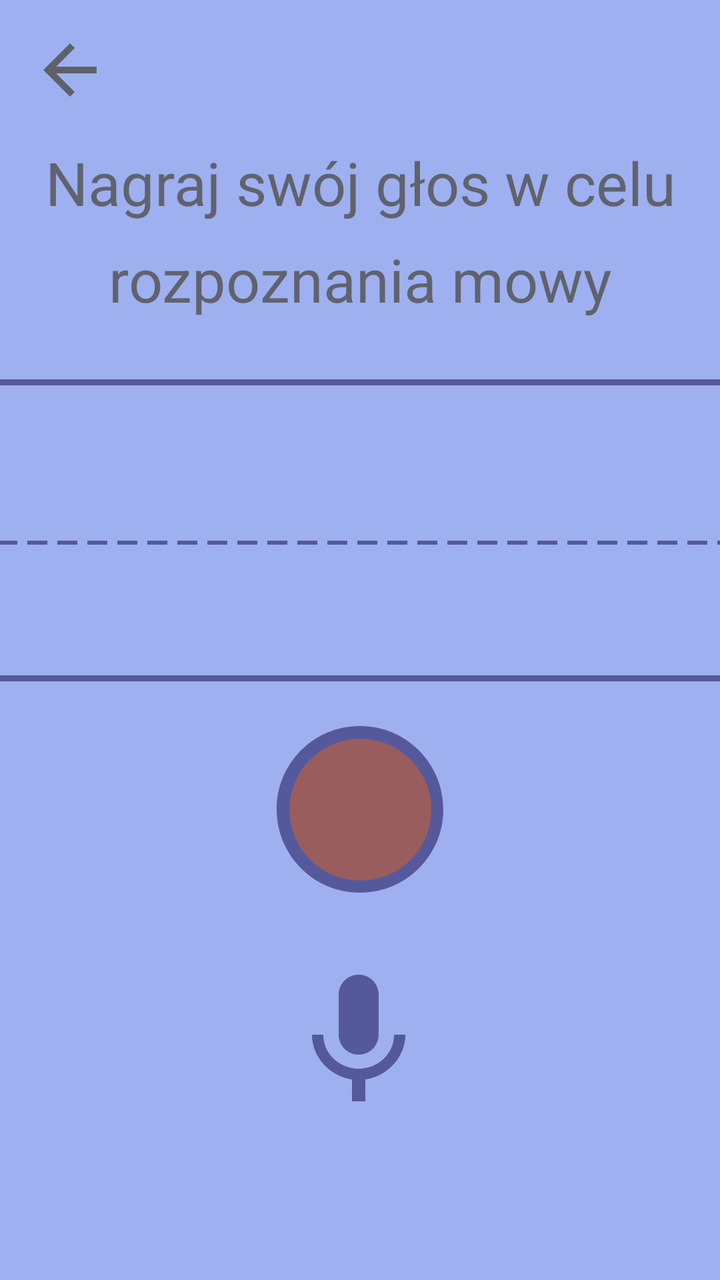
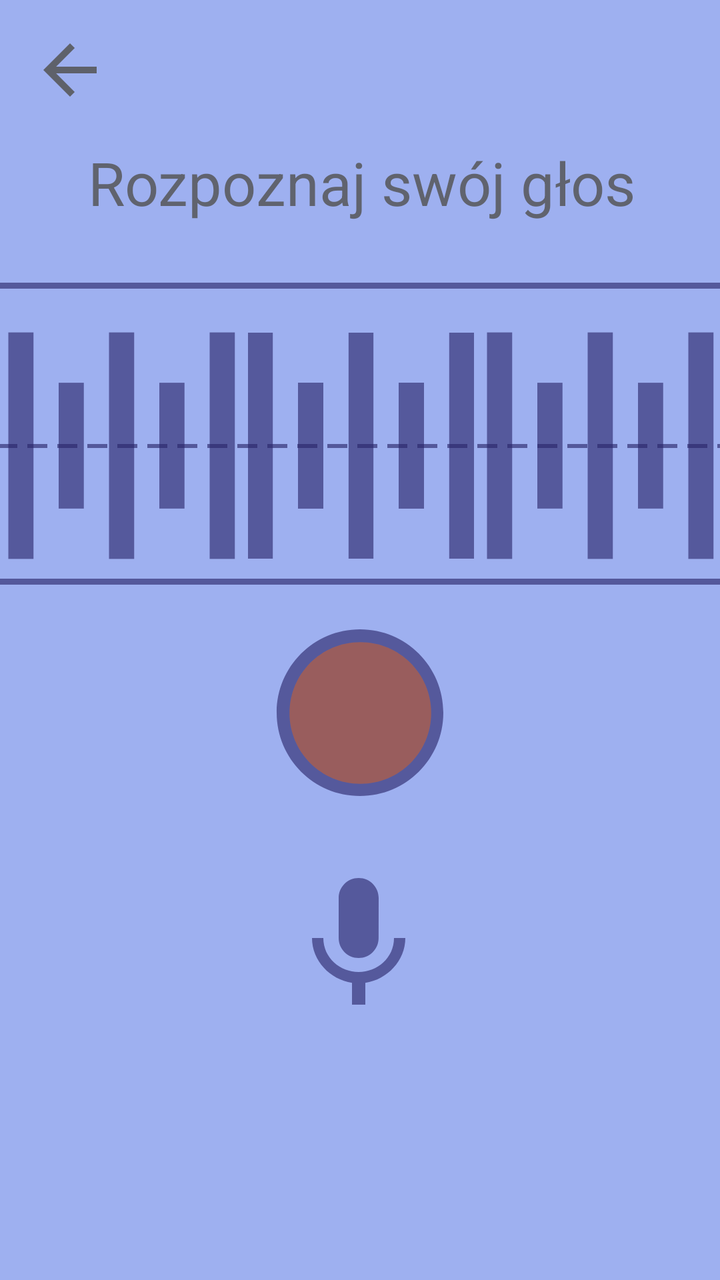

Screens rendered from an Android XML layout before and after an edit, with the pre-edit source and the edit as a unified diff.
<!-- AndroidManifest.xml: application theme Theme.TiredTalker -->
<!-- res/layout/fragment_nagrywanie.xml -->
<?xml version="1.0" encoding="utf-8"?>
<androidx.constraintlayout.widget.ConstraintLayout xmlns:android="http://schemas.android.com/apk/res/android"
    xmlns:app="http://schemas.android.com/apk/res-auto"
    android:layout_width="match_parent"
    android:layout_height="match_parent"
    xmlns:tools="http://schemas.android.com/tools"
    android:background="@color/light_blue">

    
    <ImageButton
        android:id="@+id/backButton"
        android:layout_width="40dp"
        android:layout_height="40dp"
        android:background="@drawable/arrow_back"
        app:layout_constraintTop_toTopOf="parent"
        app:layout_constraintStart_toStartOf="parent"
        android:layout_margin="15dp" />

    

    

    <TextView
        android:id="@+id/titleText"
        android:layout_width="wrap_content"
        android:layout_height="wrap_content"
        android:layout_marginTop="16dp"
        android:text="Nagraj swój głos w celu"
        android:textColor="@color/brown"
        android:textSize="30sp"
        app:layout_constraintEnd_toEndOf="parent"
        app:layout_constraintHorizontal_bias="0.508"
        app:layout_constraintStart_toStartOf="parent"
        app:layout_constraintTop_toBottomOf="@id/backButton" />

    <TextView
        android:id="@+id/descriptionText"
        android:layout_width="wrap_content"
        android:layout_height="wrap_content"
        android:text="rozpoznania mowy"
        android:textColor="@color/brown"
        android:textSize="30sp"
        app:layout_constraintTop_toBottomOf="@id/titleText"
        app:layout_constraintStart_toStartOf="parent"
        app:layout_constraintEnd_toEndOf="parent"
        android:layout_marginTop="8dp" />

    
    <ImageView
        android:id="@+id/rectangleImage"
        android:layout_width="387dp"
        android:layout_height="151dp"
        android:src="@drawable/thin_square"
        app:layout_constraintTop_toBottomOf="@id/descriptionText"
        app:layout_constraintStart_toStartOf="parent"
        app:layout_constraintEnd_toEndOf="parent"
        android:layout_marginTop="30dp"
        tools:layout_editor_absoluteY="246dp"/>

    
    <ImageView
        android:id="@+id/lineImage"
        android:layout_width="366dp"
        android:layout_height="120dp"
        android:src="@drawable/dashed_line"
        app:layout_constraintTop_toTopOf="@id/rectangleImage"
        app:layout_constraintStart_toStartOf="@id/rectangleImage"
        app:layout_constraintEnd_toEndOf="@id/rectangleImage"
        app:layout_constraintBottom_toBottomOf="@id/rectangleImage"
        android:layout_marginTop="12dp" />

    
    <ImageView

        android:id="@+id/circleImage"
        android:layout_width="100dp"
        android:layout_height="200dp"
        android:src="@drawable/empty_circle"
        app:layout_constraintTop_toBottomOf="@id/descriptionText"
        app:layout_constraintStart_toStartOf="parent"
        app:layout_constraintEnd_toEndOf="parent"
        android:layout_marginTop="145dp" />

    
    <ImageButton

        android:id="@+id/nagrywanie_btn"
        android:layout_width="85dp"
        android:layout_height="85dp"
        android:background="@drawable/redcircle"
        app:layout_constraintTop_toTopOf="@id/circleImage"
        app:layout_constraintBottom_toBottomOf="@id/circleImage"
        app:layout_constraintStart_toStartOf="@id/circleImage"
        app:layout_constraintEnd_toEndOf="@id/circleImage" />

    
    <ImageView
        android:id="@+id/bottomImage"
        android:layout_width="80dp"
        android:layout_height="100dp"
        android:layout_marginTop="20dp"
        android:src="@drawable/microphone"
        app:layout_constraintEnd_toEndOf="parent"
        app:layout_constraintHorizontal_bias="0.498"
        app:layout_constraintStart_toStartOf="parent"
        app:layout_constraintTop_toBottomOf="@id/nagrywanie_btn" />

</androidx.constraintlayout.widget.ConstraintLayout>
<!-- resources referenced by this layout -->
<resources>
  <color name="brown">#99373017</color>
  <color name="light_blue">#9EB0F0</color>
  <!-- drawable arrow_back (drawable) -->
  <vector xmlns:android="http://schemas.android.com/apk/res/android"
      android:alpha="0.62"
      android:autoMirrored="true"
      android:height="35dp"
      android:tint="#373017"
      android:viewportHeight="24"
      android:viewportWidth="24"
      android:width="35dp">
        
      <path
          android:fillColor="@android:color/white"
          android:pathData="M20,11H7.83l5.59,-5.59L12,4l-8,8 8,8 1.41,-1.41L7.83,13H20v-2z"/>
      
  </vector>
  <!-- drawable dashed_line (drawable) -->
  <?xml version="1.0" encoding="utf-8"?>
  <shape xmlns:android="http://schemas.android.com/apk/res/android"
      android:shape="line">
      <stroke
          android:width="2dp"
          android:color="@color/darkest_blue"
          android:dashWidth="10dp"
          android:dashGap="5dp"/>
  </shape>
  <!-- drawable empty_circle (drawable) -->
  <vector
      android:alpha="0.62"
      android:height="40dp"
      android:width="40dp"
      android:tint="#282368"
      android:viewportHeight="24"
      android:viewportWidth="24"
  
      xmlns:android="http://schemas.android.com/apk/res/android">
      <path
          android:fillColor="@android:color/white"
          android:pathData="M12,2C6.47,2 2,6.47 2,12c0,5.53 4.47,10 10,10s10,-4.47 10,-10C22,6.47 17.53,2 12,2zM12,20c-4.42,0 -8,-3.58 -8,-8c0,-4.42 3.58,-8 8,-8s8,3.58 8,8C20,16.42 16.42,20 12,20z"/>
  </vector>
  <!-- drawable redcircle (drawable) -->
  <vector
      android:height="35dp"
      android:width="35dp"
      android:tint="#995D5D"
      android:viewportHeight="24"
      android:viewportWidth="24"
      xmlns:android="http://schemas.android.com/apk/res/android">
      <path
          android:fillColor="@android:color/white"
          android:pathData="M12,2C6.47,2 2,6.47 2,12s4.47,10 10,10 10,-4.47 10,-10S17.53,2 12,2z"/>
  </vector>
  <!-- drawable thin_square (drawable) -->
  <?xml version="1.0" encoding="utf-8"?>
  <shape
  
      xmlns:android="http://schemas.android.com/apk/res/android">
      
      
      
      <solid
          android:color="@android:color/transparent"/>
      <stroke
          android:width="3dp"
          android:color="@color/darkest_blue"/>
      <corners android:radius="0dp"/>
  </shape>
  <style name="Theme.TiredTalker" parent="Theme.MaterialComponents.DayNight.DarkActionBar">
          
          <item name="colorPrimary">@color/purple_500</item>
          <item name="colorPrimaryVariant">@color/purple_700</item>
          <item name="colorOnPrimary">@color/white</item>
          
          <item name="colorSecondary">@color/teal_200</item>
          <item name="colorSecondaryVariant">@color/teal_700</item>
          <item name="colorOnSecondary">@color/black</item>
          
          <item name="android:statusBarColor">?attr/colorPrimaryVariant</item>
          
      </style>
  <color name="darkest_blue">#9E282368</color>
  <color name="purple_500">#FF6200EE</color>
  <color name="purple_700">#FF3700B3</color>
  <color name="white">#FFFFFFFF</color>
  <color name="teal_200">#FF03DAC5</color>
  <color name="teal_700">#FF018786</color>
  <color name="black">#FF000000</color>
  <!-- unchanged entries left out for length: 1 -->
</resources>

<!-- the commit's change to res/layout/fragment_nagrywanie.xml (unified diff, before → after) -->
@@ -17,15 +17,12 @@
         android:layout_margin="15dp" />
 
     
-
-    
-
     <TextView
         android:id="@+id/titleText"
         android:layout_width="wrap_content"
         android:layout_height="wrap_content"
         android:layout_marginTop="16dp"
-        android:text="Nagraj swój głos w celu"
+        android:text="Rozpoznaj swój głos"
         android:textColor="@color/brown"
         android:textSize="30sp"
         app:layout_constraintEnd_toEndOf="parent"
@@ -33,17 +30,6 @@
         app:layout_constraintStart_toStartOf="parent"
         app:layout_constraintTop_toBottomOf="@id/backButton" />
 
-    <TextView
-        android:id="@+id/descriptionText"
-        android:layout_width="wrap_content"
-        android:layout_height="wrap_content"
-        android:text="rozpoznania mowy"
-        android:textColor="@color/brown"
-        android:textSize="30sp"
-        app:layout_constraintTop_toBottomOf="@id/titleText"
-        app:layout_constraintStart_toStartOf="parent"
-        app:layout_constraintEnd_toEndOf="parent"
-        android:layout_marginTop="8dp" />
 
     
     <ImageView
@@ -51,7 +37,7 @@
         android:layout_width="387dp"
         android:layout_height="151dp"
         android:src="@drawable/thin_square"
-        app:layout_constraintTop_toBottomOf="@id/descriptionText"
+        app:layout_constraintTop_toBottomOf="@id/titleText"
         app:layout_constraintStart_toStartOf="parent"
         app:layout_constraintEnd_toEndOf="parent"
         android:layout_marginTop="30dp"
@@ -70,13 +56,55 @@
         android:layout_marginTop="12dp" />
 
     
+
+    
+
+    
+
+
+    <ImageView
+        android:id="@+id/sound1"
+        android:layout_width="387dp"
+        android:layout_height="151dp"
+        android:layout_marginTop="12dp"
+        android:rotation="90"
+        android:src="@drawable/sound"
+        app:layout_constraintBottom_toBottomOf="@id/rectangleImage"
+        app:layout_constraintStart_toStartOf="@id/rectangleImage"
+        app:layout_constraintTop_toTopOf="@id/rectangleImage"
+        android:layout_marginStart="-120dp"/>
+
+    <ImageView
+        android:id="@+id/sound2"
+        android:layout_width="387dp"
+        android:layout_height="151dp"
+        android:layout_marginTop="12dp"
+        android:rotation="90"
+        android:src="@drawable/sound"
+        app:layout_constraintBottom_toBottomOf="@id/rectangleImage"
+        app:layout_constraintStart_toStartOf="@id/rectangleImage"
+        app:layout_constraintTop_toTopOf="@id/rectangleImage"/>
+
+    <ImageView
+        android:id="@+id/sound3"
+        android:layout_width="387dp"
+        android:layout_height="151dp"
+        android:layout_marginTop="12dp"
+        android:rotation="90"
+        android:src="@drawable/sound"
+        app:layout_constraintBottom_toBottomOf="@id/rectangleImage"
+        app:layout_constraintStart_toStartOf="@id/rectangleImage"
+        app:layout_constraintTop_toTopOf="@id/rectangleImage"
+        android:layout_marginStart="120dp"/>
+
+
     <ImageView
 
         android:id="@+id/circleImage"
         android:layout_width="100dp"
         android:layout_height="200dp"
         android:src="@drawable/empty_circle"
-        app:layout_constraintTop_toBottomOf="@id/descriptionText"
+        app:layout_constraintTop_toBottomOf="@id/titleText"
         app:layout_constraintStart_toStartOf="parent"
         app:layout_constraintEnd_toEndOf="parent"
         android:layout_marginTop="145dp" />
<!-- resource entries referenced after the edit -->
@@ -53,6 +53,12 @@
           android:fillColor="@android:color/white"
           android:pathData="M12,2C6.47,2 2,6.47 2,12s4.47,10 10,10 10,-4.47 10,-10S17.53,2 12,2z"/>
   </vector>
+  <!-- drawable sound (drawable) -->
+  <vector android:alpha="0.62" android:height="24dp"
+      android:tint="#282368" android:viewportHeight="24"
+      android:viewportWidth="24" android:width="24dp" xmlns:android="http://schemas.android.com/apk/res/android">
+      <path android:fillColor="@android:color/white" android:pathData="M7,15v2h10v-2L7,15zM3,21h18v-2L3,19v2zM3,13h18v-2L3,11v2zM7,7v2h10L17,7L7,7zM3,3v2h18L21,3L3,3z"/>
+  </vector>
   <!-- drawable thin_square (drawable) -->
   <?xml version="1.0" encoding="utf-8"?>
   <shape
